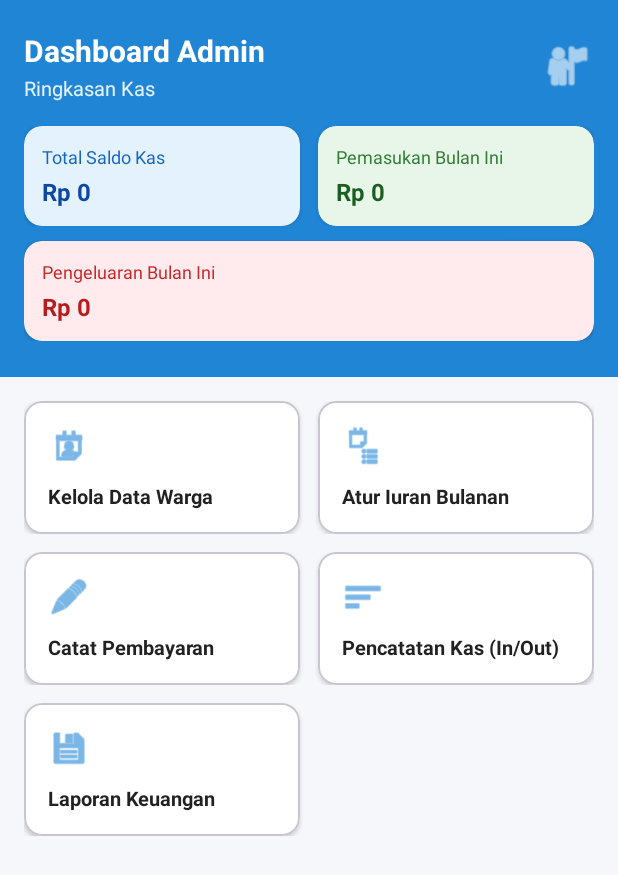
After one commit to shelvyaas/Sistem_Keuangan_Komplek, an Android app: the AdminDashboard screen opened directly, with no data from a screen before it, on a phone screen of 412 x 824 dp. The commit adds this screen. Shown: the top 875 px of the screen. Run offline under Robolectric (Android 15) with nearby library versions, the phone set to English and light mode, and no system bars; 1 statement that could not run was skipped.

Commit message:
activity_login.xml

```diff
--- a/app/src/main/AndroidManifest.xml
+++ b/app/src/main/AndroidManifest.xml
@@ -21,6 +21,10 @@
                 <category android:name="android.intent.category.LAUNCHER" />
             </intent-filter>
         </activity>
+        <activity
+            android:name=".AdminDashboard"
+            android:exported="false"
+            android:windowSoftInputMode="adjustResize" />
     </application>
 
 </manifest>
--- /dev/null
+++ b/app/src/main/java/com/example/apkcompfin/AdminDashboard.java
@@ -0,0 +1,24 @@
+package com.example.apkcompfin;
+
+import android.os.Bundle;
+
+import androidx.activity.EdgeToEdge;
+import androidx.appcompat.app.AppCompatActivity;
+import androidx.core.graphics.Insets;
+import androidx.core.view.ViewCompat;
+import androidx.core.view.WindowInsetsCompat;
+
+public class AdminDashboard extends AppCompatActivity {
+
+    @Override
+    protected void onCreate(Bundle savedInstanceState) {
+        super.onCreate(savedInstanceState);
+        EdgeToEdge.enable(this);
+        setContentView(R.layout.activity_admin_dashboard);
+        ViewCompat.setOnApplyWindowInsetsListener(findViewById(R.id.main), (v, insets) -> {
+            Insets systemBars = insets.getInsets(WindowInsetsCompat.Type.systemBars());
+            v.setPadding(systemBars.left, systemBars.top, systemBars.right, systemBars.bottom);
+            return insets;
+        });
+    }
+}
--- /dev/null
+++ b/app/src/main/res/layout/activity_admin_dashboard.xml
@@ -0,0 +1,394 @@
+<?xml version="1.0" encoding="utf-8"?>
+<ScrollView xmlns:android="http://schemas.android.com/apk/res/android"
+    xmlns:app="http://schemas.android.com/apk/res-auto"
+    android:layout_width="match_parent"
+    android:layout_height="match_parent"
+    android:background="#F5F7FA"
+    android:fillViewport="true">
+
+    <LinearLayout
+        android:layout_width="match_parent"
+        android:layout_height="wrap_content"
+        android:orientation="vertical">
+
+        <!-- Header Biru dengan Ringkasan Kas -->
+        <LinearLayout
+            android:layout_width="match_parent"
+            android:layout_height="wrap_content"
+            android:background="#2185D5"
+            android:orientation="vertical"
+            android:paddingStart="16dp"
+            android:paddingTop="20dp"
+            android:paddingEnd="16dp"
+            android:paddingBottom="24dp">
+
+            <!-- Baris Judul & Profil -->
+            <LinearLayout
+                android:layout_width="match_parent"
+                android:layout_height="wrap_content"
+                android:gravity="center_vertical"
+                android:orientation="horizontal">
+
+                <LinearLayout
+                    android:layout_width="0dp"
+                    android:layout_height="wrap_content"
+                    android:layout_weight="1"
+                    android:orientation="vertical">
+
+                    <TextView
+                        android:layout_width="wrap_content"
+                        android:layout_height="wrap_content"
+                        android:text="Dashboard Admin"
+                        android:textColor="@color/white"
+                        android:textSize="20sp"
+                        android:textStyle="bold" />
+
+                    <TextView
+                        android:id="@+id/tvWelcome"
+                        android:layout_width="wrap_content"
+                        android:layout_height="wrap_content"
+                        android:layout_marginTop="2dp"
+                        android:text="Ringkasan Kas"
+                        android:textColor="#E3F2FD"
+                        android:textSize="13sp" />
+                </LinearLayout>
+
+                <ImageView
+                    android:id="@+id/ivProfile"
+                    android:layout_width="36dp"
+                    android:layout_height="36dp"
+                    android:src="@android:drawable/ic_menu_myplaces"
+                    app:tint="@color/white" />
+            </LinearLayout>
+
+            <!-- Baris 1: Total Saldo Kas & Pemasukan -->
+            <LinearLayout
+                android:layout_width="match_parent"
+                android:layout_height="wrap_content"
+                android:layout_marginTop="16dp"
+                android:orientation="horizontal">
+
+                <!-- Kartu Total Saldo Kas -->
+                <com.google.android.material.card.MaterialCardView
+                    android:layout_width="0dp"
+                    android:layout_height="wrap_content"
+                    android:layout_marginEnd="6dp"
+                    android:layout_weight="1"
+                    app:cardBackgroundColor="#E3F2FD"
+                    app:cardCornerRadius="12dp"
+                    app:cardElevation="2dp"
+                    app:strokeWidth="0dp">
+
+                    <LinearLayout
+                        android:layout_width="match_parent"
+                        android:layout_height="wrap_content"
+                        android:orientation="vertical"
+                        android:padding="12dp">
+
+                        <TextView
+                            android:layout_width="wrap_content"
+                            android:layout_height="wrap_content"
+                            android:text="Total Saldo Kas"
+                            android:textColor="#1565C0"
+                            android:textSize="12sp" />
+
+                        <TextView
+                            android:id="@+id/tvSaldo"
+                            android:layout_width="wrap_content"
+                            android:layout_height="wrap_content"
+                            android:layout_marginTop="4dp"
+                            android:text="Rp 0"
+                            android:textColor="#0D47A1"
+                            android:textSize="16sp"
+                            android:textStyle="bold" />
+                    </LinearLayout>
+                </com.google.android.material.card.MaterialCardView>
+
+                <!-- Kartu Pemasukan -->
+                <com.google.android.material.card.MaterialCardView
+                    android:layout_width="0dp"
+                    android:layout_height="wrap_content"
+                    android:layout_marginStart="6dp"
+                    android:layout_weight="1"
+                    app:cardBackgroundColor="#E8F5E9"
+                    app:cardCornerRadius="12dp"
+                    app:cardElevation="2dp"
+                    app:strokeWidth="0dp">
+
+                    <LinearLayout
+                        android:layout_width="match_parent"
+                        android:layout_height="wrap_content"
+                        android:orientation="vertical"
+                        android:padding="12dp">
+
+                        <TextView
+                            android:layout_width="wrap_content"
+                            android:layout_height="wrap_content"
+                            android:text="Pemasukan Bulan Ini"
+                            android:textColor="#2E7D32"
+                            android:textSize="12sp" />
+
+                        <TextView
+                            android:id="@+id/tvPemasukan"
+                            android:layout_width="wrap_content"
+                            android:layout_height="wrap_content"
+                            android:layout_marginTop="4dp"
+                            android:text="Rp 0"
+                            android:textColor="#1B5E20"
+                            android:textSize="16sp"
+                            android:textStyle="bold" />
+                    </LinearLayout>
+                </com.google.android.material.card.MaterialCardView>
+            </LinearLayout>
+
+            <!-- Baris 2: Pengeluaran -->
+            <com.google.android.material.card.MaterialCardView
+                android:layout_width="match_parent"
+                android:layout_height="wrap_content"
+                android:layout_marginTop="10dp"
+                app:cardBackgroundColor="#FFEBEE"
+                app:cardCornerRadius="12dp"
+                app:cardElevation="2dp"
+                app:strokeWidth="0dp">
+
+                <LinearLayout
+                    android:layout_width="match_parent"
+                    android:layout_height="wrap_content"
+                    android:orientation="vertical"
+                    android:padding="12dp">
+
+                    <TextView
+                        android:layout_width="wrap_content"
+                        android:layout_height="wrap_content"
+                        android:text="Pengeluaran Bulan Ini"
+                        android:textColor="#C62828"
+                        android:textSize="12sp" />
+
+                    <TextView
+                        android:id="@+id/tvPengeluaran"
+                        android:layout_width="wrap_content"
+                        android:layout_height="wrap_content"
+                        android:layout_marginTop="4dp"
+                        android:text="Rp 0"
+                        android:textColor="#B71C1C"
+                        android:textSize="16sp"
+                        android:textStyle="bold" />
+                </LinearLayout>
+            </com.google.android.material.card.MaterialCardView>
+        </LinearLayout>
+
+        <!-- Area Konten Putih di Bawah Header -->
+        <LinearLayout
+            android:layout_width="match_parent"
+            android:layout_height="wrap_content"
+            android:orientation="vertical"
+            android:padding="16dp">
+
+            <!-- Grid Menu Cepat (Baris 1) -->
+            <LinearLayout
+                android:layout_width="match_parent"
+                android:layout_height="wrap_content"
+                android:orientation="horizontal">
+
+                <com.google.android.material.card.MaterialCardView
+                    android:id="@+id/cardKelolaWarga"
+                    android:layout_width="0dp"
+                    android:layout_height="wrap_content"
+                    android:layout_marginEnd="6dp"
+                    android:layout_weight="1"
+                    app:cardBackgroundColor="@color/white"
+                    app:cardCornerRadius="12dp"
+                    app:cardElevation="2dp">
+
+                    <LinearLayout
+                        android:layout_width="match_parent"
+                        android:layout_height="wrap_content"
+                        android:orientation="vertical"
+                        android:padding="16dp">
+
+                        <ImageView
+                            android:layout_width="28dp"
+                            android:layout_height="28dp"
+                            android:src="@android:drawable/ic_menu_my_calendar"
+                            app:tint="#2185D5" />
+
+                        <TextView
+                            android:layout_width="wrap_content"
+                            android:layout_height="wrap_content"
+                            android:layout_marginTop="10dp"
+                            android:text="Kelola Data Warga"
+                            android:textColor="#212121"
+                            android:textSize="13sp"
+                            android:textStyle="bold" />
+                    </LinearLayout>
+                </com.google.android.material.card.MaterialCardView>
+
+                <com.google.android.material.card.MaterialCardView
+                    android:id="@+id/cardAturIuran"
+                    android:layout_width="0dp"
+                    android:layout_height="wrap_content"
+                    android:layout_marginStart="6dp"
+                    android:layout_weight="1"
+                    app:cardBackgroundColor="@color/white"
+                    app:cardCornerRadius="12dp"
+                    app:cardElevation="2dp">
+
+                    <LinearLayout
+                        android:layout_width="match_parent"
+                        android:layout_height="wrap_content"
+                        android:orientation="vertical"
+                        android:padding="16dp">
+
+                        <ImageView
+                            android:layout_width="28dp"
+                            android:layout_height="28dp"
+                            android:src="@android:drawable/ic_menu_agenda"
+                            app:tint="#2185D5" />
+
+                        <TextView
+                            android:layout_width="wrap_content"
+                            android:layout_height="wrap_content"
+                            android:layout_marginTop="10dp"
+                            android:text="Atur Iuran Bulanan"
+                            android:textColor="#212121"
+                            android:textSize="13sp"
+                            android:textStyle="bold" />
+                    </LinearLayout>
+                </com.google.android.material.card.MaterialCardView>
+            </LinearLayout>
+
+            <!-- Grid Menu Cepat (Baris 2) -->
+            <LinearLayout
+                android:layout_width="match_parent"
+                android:layout_height="wrap_content"
+                android:layout_marginTop="12dp"
+                android:orientation="horizontal">
+
+                <com.google.android.material.card.MaterialCardView
+                    android:id="@+id/cardCatatPembayaran"
+                    android:layout_width="0dp"
+                    android:layout_height="wrap_content"
+                    android:layout_marginEnd="6dp"
+                    android:layout_weight="1"
+                    app:cardBackgroundColor="@color/white"
+                    app:cardCornerRadius="12dp"
+                    app:cardElevation="2dp">
+
+                    <LinearLayout
+                        android:layout_width="match_parent"
+                        android:layout_height="wrap_content"
+                        android:orientation="vertical"
+                        android:padding="16dp">
+
+                        <ImageView
+                            android:layout_width="28dp"
+                            android:layout_height="28dp"
+                            android:src="@android:drawable/ic_menu_edit"
+                            app:tint="#2185D5" />
+
+                        <TextView
+                            android:layout_width="wrap_content"
+                            android:layout_height="wrap_content"
+                            android:layout_marginTop="10dp"
+                            android:text="Catat Pembayaran"
+                            android:textColor="#212121"
+                            android:textSize="13sp"
+                            android:textStyle="bold" />
+                    </LinearLayout>
+                </com.google.android.material.card.MaterialCardView>
+
+                <com.google.android.material.card.MaterialCardView
+                    android:id="@+id/cardPencatatanKas"
+                    android:layout_width="0dp"
+                    android:layout_height="wrap_content"
+                    android:layout_marginStart="6dp"
+                    android:layout_weight="1"
+                    app:cardBackgroundColor="@color/white"
+                    app:cardCornerRadius="12dp"
+                    app:cardElevation="2dp">
+
+                    <LinearLayout
+                        android:layout_width="match_parent"
+                        android:layout_height="wrap_content"
+                        android:orientation="vertical"
+                        android:padding="16dp">
+
+                        <ImageView
+                            android:layout_width="28dp"
+                            android:layout_height="28dp"
+                            android:src="@android:drawable/ic_menu_sort_by_size"
+                            app:tint="#2185D5" />
+
+                        <TextView
+                            android:layout_width="wrap_content"
+                            android:layout_height="wrap_content"
+                            android:layout_marginTop="10dp"
+                            android:text="Pencatatan Kas (In/Out)"
+                            android:textColor="#212121"
+                            android:textSize="13sp"
+                            android:textStyle="bold" />
+                    </LinearLayout>
+                </com.google.android.material.card.MaterialCardView>
+            </LinearLayout>
+
+            <!-- Grid Menu Cepat (Baris 3: Laporan Keuangan) -->
+            <LinearLayout
+                android:layout_width="match_parent"
+                android:layout_height="wrap_content"
+                android:layout_marginTop="12dp"
+                android:orientation="horizontal">
+
+                <com.google.android.material.card.MaterialCardView
+                    android:id="@+id/cardLaporanKeuangan"
+                    android:layout_width="0dp"
+                    android:layout_height="wrap_content"
+                    android:layout_marginEnd="6dp"
+                    android:layout_weight="1"
+                    app:cardBackgroundColor="@color/white"
+                    app:cardCornerRadius="12dp"
+                    app:cardElevation="2dp">
+
+                    <LinearLayout
+                        android:layout_width="match_parent"
+                        android:layout_height="wrap_content"
+                        android:orientation="vertical"
+                        android:padding="16dp">
+
+                        <ImageView
+                            android:layout_width="28dp"
+                            android:layout_height="28dp"
+                            android:src="@android:drawable/ic_menu_save"
+                            app:tint="#2185D5" />
+
+                        <TextView
+                            android:layout_width="wrap_content"
+                            android:layout_height="wrap_content"
+                            android:layout_marginTop="10dp"
+                            android:text="Laporan Keuangan"
+                            android:textColor="#212121"
+                            android:textSize="13sp"
+                            android:textStyle="bold" />
+                    </LinearLayout>
+                </com.google.android.material.card.MaterialCardView>
+
+                <!-- Spacer kosong agar lebar kartu Laporan Keuangan tetap setengah layar seperti di gambar -->
+                <View
+                    android:layout_width="0dp"
+                    android:layout_height="1dp"
+                    android:layout_marginStart="6dp"
+                    android:layout_weight="1" />
+            </LinearLayout>
+
+            <!-- Status Pembayaran Iuran -->
+            <com.google.android.material.card.MaterialCardView
+                android:layout_width="match_parent"
+                android:layout_height="wrap_content"
+                android:layout_marginTop="14dp"
+                app:cardBackgroundColor="@color/white"
+                app:cardCornerRadius="12dp"
+                app:cardElevation="2dp">
+            </com.google.android.material.card.MaterialCardView>
+
+        </LinearLayout>
+    </LinearLayout>
+</ScrollView>
--- a/app/src/main/res/layout/activity_login.xml
+++ b/app/src/main/res/layout/activity_login.xml
@@ -23,7 +23,7 @@
             android:layout_marginTop="16dp"
             android:gravity="center"
             android:text="Keuangan Komplek"
-            android:textColor="@color/primary"
+            android:textColor="#0D7A00"
             android:textSize="26sp"
             android:textStyle="bold" />
 
@@ -33,7 +33,7 @@
             android:layout_marginBottom="28dp"
             android:gravity="center"
             android:text="Masuk sebagai Admin atau Warga"
-            android:textColor="@color/text_secondary" />
+            android:textColor="#009DFF" />
 
         <com.google.android.material.textfield.TextInputLayout
             style="@style/Widget.MaterialComponents.TextInputLayout.OutlinedBox"
@@ -71,13 +71,13 @@
             android:layout_marginTop="20dp"
             android:text="Login" />
 
-        <TextView
-            android:layout_width="match_parent"
-            android:layout_height="wrap_content"
-            android:layout_marginTop="20dp"
-            android:gravity="center"
-            android:text="Akun Admin awal: admin@komplek.com / admin123\nAkun Warga dibuat oleh Admin di menu Data Warga."
-            android:textColor="@color/text_secondary"
-            android:textSize="12sp" />
+<!--        <TextView-->
+<!--            android:layout_width="match_parent"-->
+<!--            android:layout_height="wrap_content"-->
+<!--            android:layout_marginTop="20dp"-->
+<!--            android:gravity="center"-->
+<!--            android:text="Akun Admin awal: admin@komplek.com / admin123\nAkun Warga dibuat oleh Admin di menu Data Warga."-->
+<!--            android:textColor="#000000"-->
+<!--            android:textSize="12sp" />-->
     </LinearLayout>
 </ScrollView>
```
